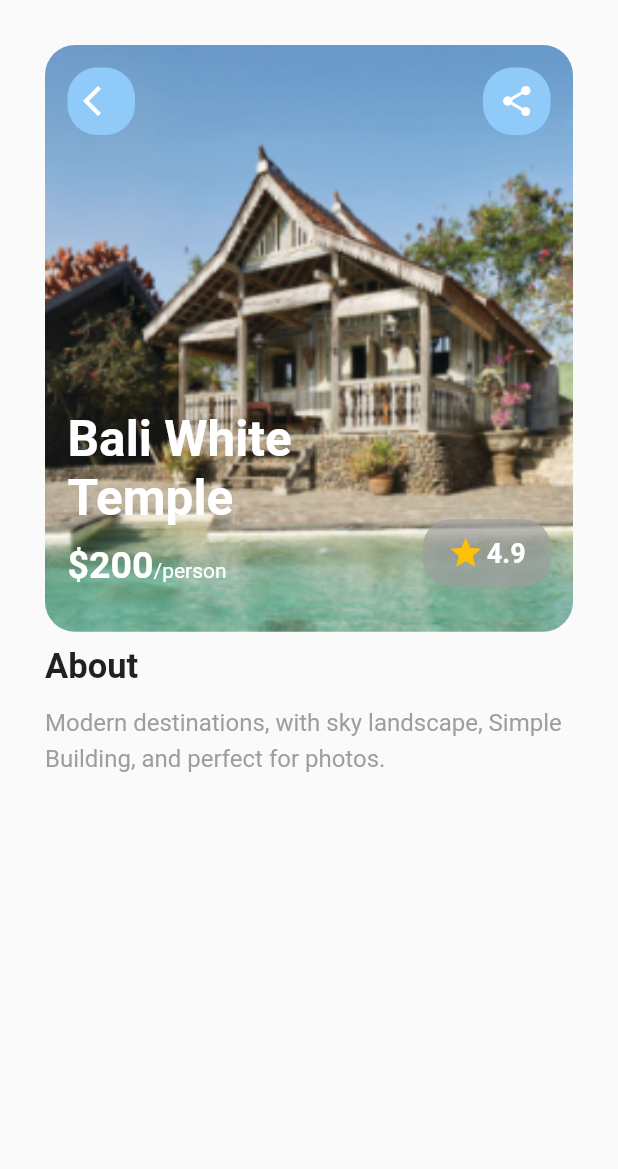
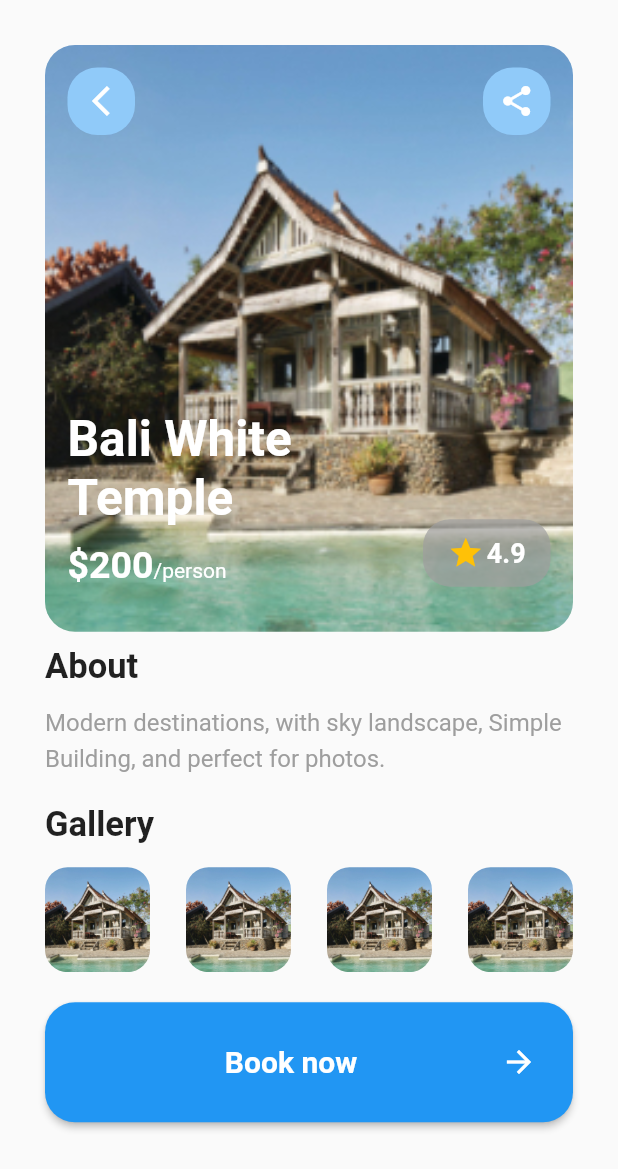
Before and after one commit to quqlock/UI-Design-for-toursim-app, a Flutter app: the DestScreen screen opened directly with sample values from the repository, on a phone screen of 412 x 824 dp. Shown: the top 1169 px of the screen. Run offline on Flutter 3.47's test engine with Material 2 defaults, Android fonts, the light colour scheme and no system bars; our stand-ins replace flutter_boxicons; network calls fail.

Commit message:
2 screens

```diff
--- a/lib/dest_screen.dart
+++ b/lib/dest_screen.dart
@@ -12,6 +12,7 @@ class DestScreen extends StatelessWidget {
   Widget build(BuildContext context) {
     return Scaffold(
       body: SafeArea(
+        child: SingleChildScrollView(
           child: Padding(
             padding: const EdgeInsets.all(30.0),
             child: Container(
@@ -49,7 +50,7 @@ class DestScreen extends StatelessWidget {
                             ),
                             child: Center(
                               child: Icon(
-                              Icons.arrow_back_ios,
+                                Icons.arrow_back_ios_outlined,
                                 color: Colors.white,
                               ),
                             ),
@@ -167,7 +168,120 @@ class DestScreen extends StatelessWidget {
                       height: 1.5,
                     ),
                   ),
+                  Padding(
+                    padding: const EdgeInsets.only(
+                      top: 20.0,
+                      bottom: 15.0,
+                    ),
+                    child: Text(
+                      'Gallery',
+                      style: TextStyle(
+                        fontWeight: FontWeight.bold,
+                        fontSize: 23,
+                      ),
+                    ),
+                  ),
+                  Row(
+                    mainAxisAlignment: MainAxisAlignment.spaceBetween,
+                    children: [
+                      Container(
+                        width: 70,
+                        height: 70,
+                        decoration: BoxDecoration(
+                          borderRadius: BorderRadius.circular(15),
+                        ),
+                        child: ClipRRect(
+                          borderRadius: BorderRadius.circular(15),
+                          child: Image.asset(
+                            dest.destImg,
+                            fit: BoxFit.fitWidth,
+                          ),
+                        ),
+                      ),
+                      Container(
+                        width: 70,
+                        height: 70,
+                        decoration: BoxDecoration(
+                          borderRadius: BorderRadius.circular(15),
+                        ),
+                        child: ClipRRect(
+                          borderRadius: BorderRadius.circular(15),
+                          child: Image.asset(
+                            dest.destImg,
+                            fit: BoxFit.fitWidth,
+                          ),
+                        ),
+                      ),
+                      Container(
+                        width: 70,
+                        height: 70,
+                        decoration: BoxDecoration(
+                          borderRadius: BorderRadius.circular(15),
+                        ),
+                        child: ClipRRect(
+                          borderRadius: BorderRadius.circular(15),
+                          child: Image.asset(
+                            dest.destImg,
+                            fit: BoxFit.fitWidth,
+                          ),
+                        ),
+                      ),
+                      Container(
+                        width: 70,
+                        height: 70,
+                        decoration: BoxDecoration(
+                          borderRadius: BorderRadius.circular(15),
+                        ),
+                        child: ClipRRect(
+                          borderRadius: BorderRadius.circular(15),
+                          child: Image.asset(
+                            dest.destImg,
+                            fit: BoxFit.fitWidth,
+                          ),
+                        ),
+                      ),
                     ],
+                  ),
+                  Padding(
+                    padding: const EdgeInsets.only(top: 20.0),
+                    child: ConstrainedBox(
+                      constraints: BoxConstraints.tightFor(
+                        width: MediaQuery.of(context).size.width,
+                        height: 80,
+                      ),
+                      child: ElevatedButton(
+                        style: ButtonStyle(
+                          shape:
+                              MaterialStateProperty.all<RoundedRectangleBorder>(
+                            RoundedRectangleBorder(
+                              borderRadius: BorderRadius.circular(20.0),
+                            ),
+                          ),
+                        ),
+                        onPressed: () {},
+                        child: Padding(
+                          padding: const EdgeInsets.all(8.0),
+                          child: Row(
+                            mainAxisAlignment: MainAxisAlignment.center,
+                            children: [
+                              Spacer(),
+                              Text(
+                                'Book now',
+                                style: TextStyle(
+                                  fontSize: 20,
+                                  fontWeight: FontWeight.bold,
+                                ),
+                              ),
+                              Spacer(),
+                              Icon(Icons.arrow_forward),
+                            ],
+                          ),
+                        ),
+                      ),
+                    ),
+                  )
+                ],
+              ),
             ),
           ),
         ),
```
Lines whose indentation alone changed are shown as unchanged.
